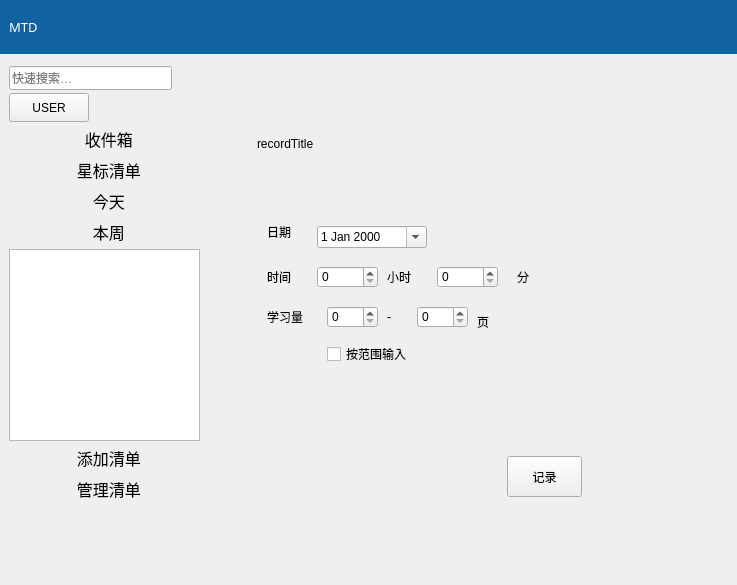
Old version of the form UI/mainWindow.ui in the repository emagicinc/MTD.
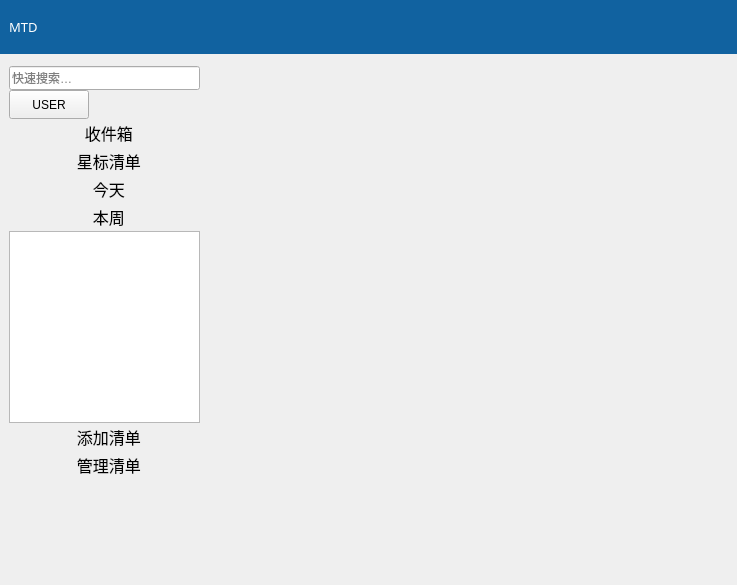
New version of the form. Icons and pictures are not drawn.

Commit message: 增加任务转移、任务搜索等功能

```diff
--- a/UI/mainWindow.ui
+++ b/UI/mainWindow.ui
@@ -553,7 +553,7 @@
           </property>
           <layout class="QVBoxLayout" name="verticalLayout">
            <property name="spacing">
-            <number>3</number>
+            <number>0</number>
            </property>
            <property name="margin">
             <number>0</number>
@@ -562,13 +562,13 @@
             <widget class="QLineEdit" name="searchLE">
              <property name="minimumSize">
               <size>
-               <width>163</width>
+               <width>191</width>
                <height>24</height>
               </size>
              </property>
              <property name="maximumSize">
               <size>
-               <width>163</width>
+               <width>191</width>
                <height>24</height>
               </size>
              </property>
@@ -940,7 +940,7 @@
              <property name="sizeHint" stdset="0">
               <size>
                <width>20</width>
-               <height>65</height>
+               <height>92</height>
               </size>
              </property>
             </spacer>
@@ -957,7 +957,7 @@
            </sizepolicy>
           </property>
           <property name="currentIndex">
-           <number>3</number>
+           <number>5</number>
           </property>
           <widget class="QWidget" name="homePage">
            <layout class="QVBoxLayout" name="verticalLayout_4">
@@ -1619,6 +1619,19 @@
             </item>
            </layout>
           </widget>
+          <widget class="QWidget" name="resultPage">
+           <widget class="QWidget" name="verticalLayoutWidget">
+            <property name="geometry">
+             <rect>
+              <x>39</x>
+              <y>49</y>
+              <width>211</width>
+              <height>151</height>
+             </rect>
+            </property>
+            <layout class="QVBoxLayout" name="resultLayout"/>
+           </widget>
+          </widget>
          </widget>
         </item>
        </layout>
```
